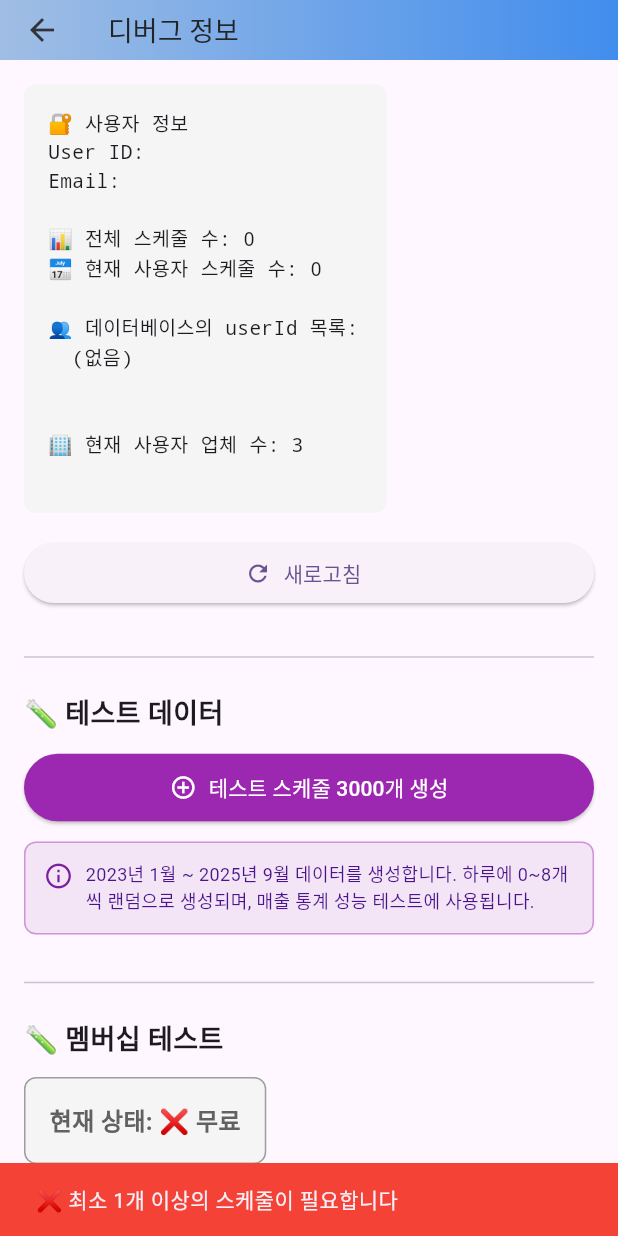
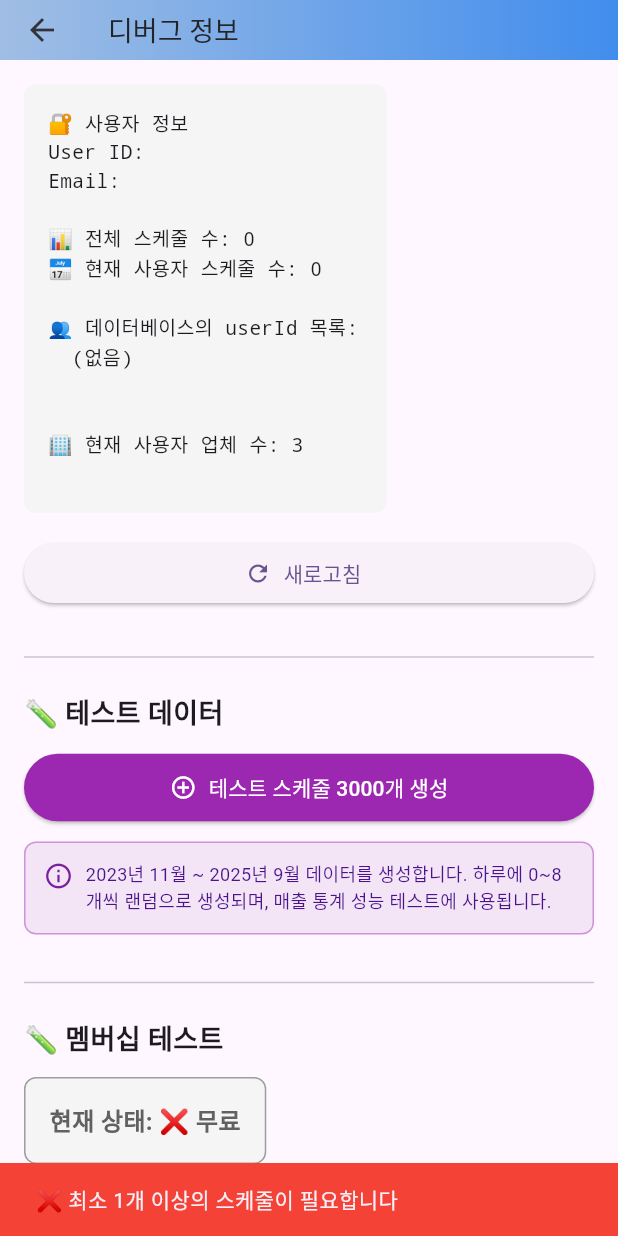
Before and after one commit to ssh5437/flutter_schedule_app, a Flutter app: the DebugScreen screen opened directly, after a tap on "테스트 스케줄 3000개 생성", on a phone screen of 412 x 824 dp. Run offline on Flutter 3.47's test engine with Material 3 defaults, Android fonts, the phone set to English and light mode, and no system bars; our stand-ins replace app_links, file_picker, firebase_analytics, firebase_core, fl_chart, flutter_colorpicker and 10 more; missing offline and left inert: encrypt, home_widget, pointycastle, workmanager; accounts and stored records are empty; statements that could not run were skipped.

Commit message:
테스트 데이터 넣기 기능 기간 수정, 기간별 매출에서 월별 내역 다 보이게 수정

```diff
--- a/lib/screens/debug_screen.dart
+++ b/lib/screens/debug_screen.dart
@@ -148,7 +148,7 @@ class _DebugScreenState extends State<DebugScreen> {
           title: const Text('테스트 데이터 생성'),
           content: const Text(
             '3000개의 테스트 스케줄을 생성합니다.\n'
-            '(2023년 1월 ~ 2025년 9월, 하루 0~8개 랜덤)\n\n'
+            '(2023년 11월 ~ 2025년 9월, 하루 0~8개 랜덤)\n\n'
             '이 작업은 시간이 걸릴 수 있습니다.\n계속하시겠습니까?'
           ),
           actions: [
@@ -193,8 +193,8 @@ class _DebugScreenState extends State<DebugScreen> {
       const targetCount = 3000;
       int createdCount = 0;
 
-      // 2023년 1월 1일부터 2025년 9월 30일까지
-      final startDate = DateTime(2023, 1, 1);
+      // 2023년 11월 1일부터 2025년 9월 30일까지
+      final startDate = DateTime(2023, 11, 1);
       final endDate = DateTime(2025, 9, 30);
       final totalDays = endDate.difference(startDate).inDays + 1;
 
@@ -467,7 +467,7 @@ class _DebugScreenState extends State<DebugScreen> {
               const SizedBox(width: 8),
               Expanded(
                 child: Text(
-                  '2023년 1월 ~ 2025년 9월 데이터를 생성합니다. 하루에 0~8개씩 랜덤으로 생성되며, 매출 통계 성능 테스트에 사용됩니다.',
+                  '2023년 11월 ~ 2025년 9월 데이터를 생성합니다. 하루에 0~8개씩 랜덤으로 생성되며, 매출 통계 성능 테스트에 사용됩니다.',
                   style: TextStyle(
                     fontSize: 12,
                     color: Colors.purple[900],
--- a/lib/screens/statistics_screen.dart
+++ b/lib/screens/statistics_screen.dart
@@ -940,7 +940,6 @@ class _StatisticsScreenState extends State<StatisticsScreen> with TickerProvider
         const SizedBox(height: 12),
         ...(monthlyData.entries.toList()
           ..sort((a, b) => b.key.compareTo(a.key)))
-          .take(12)
           .map((entry) {
             return Card(
               margin: const EdgeInsets.only(bottom: 8),
```
